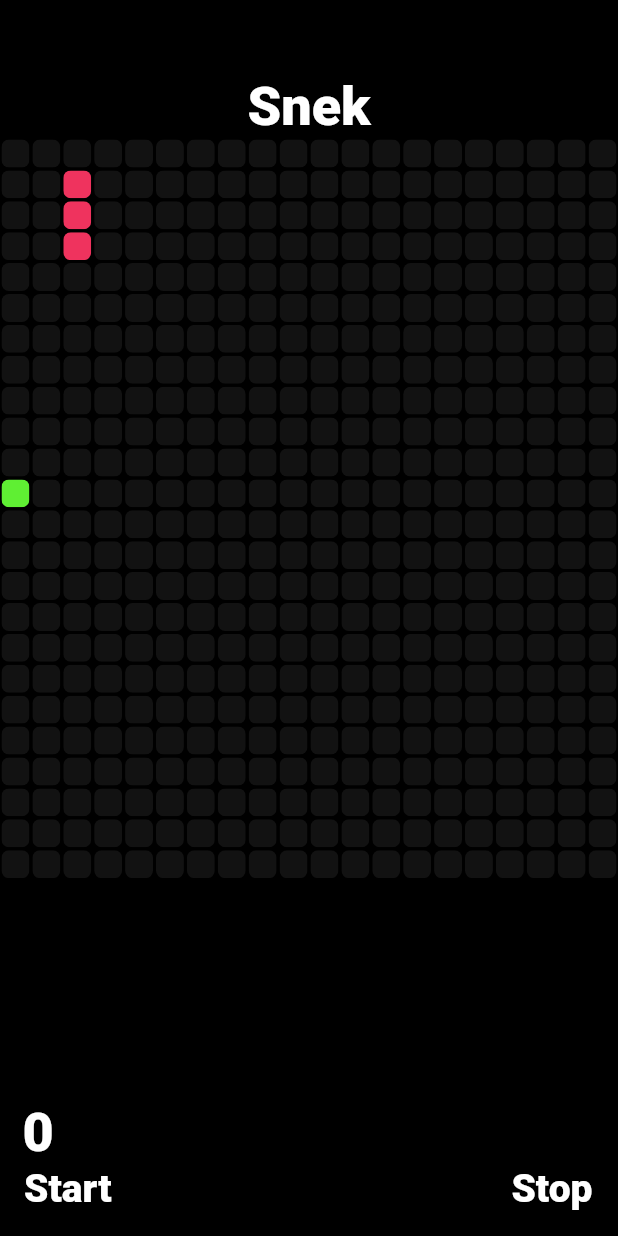
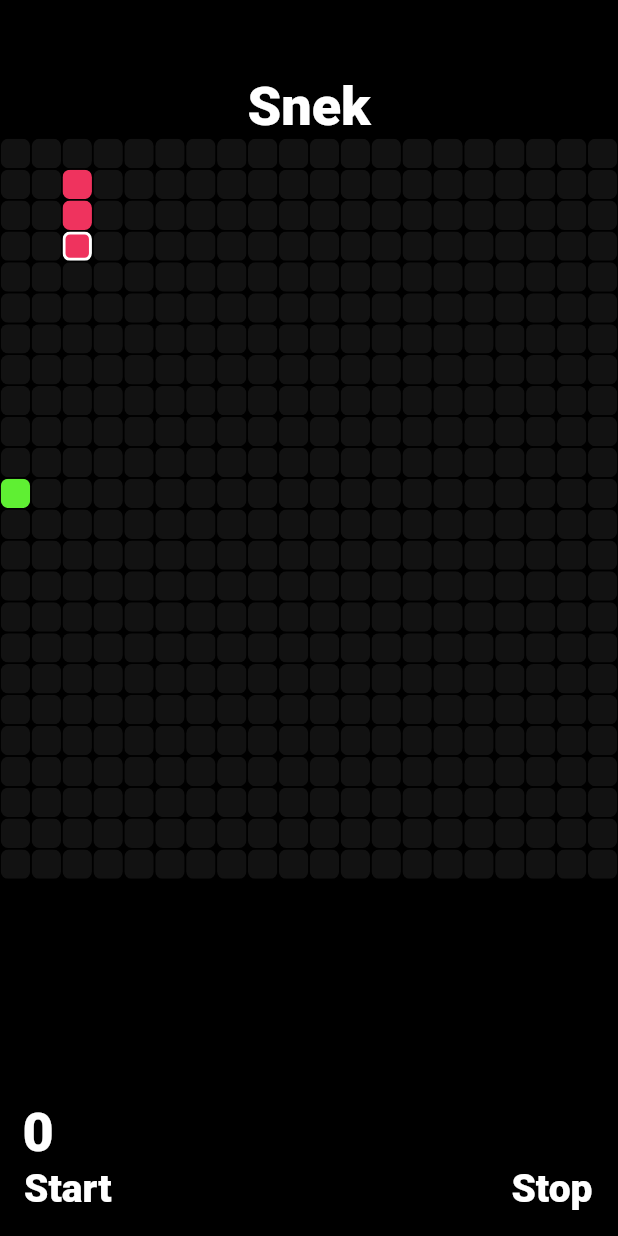
Before and after one commit to s1dd54rt5/Snek, a Flutter app: the screen it shows after launch, after a tap on "Stop", on a phone screen of 412 x 824 dp. Run offline on Flutter 3.47's test engine with Material 2 defaults, Android fonts, the phone set to English and light mode, and no system bars.

Commit message:
color change

```diff
--- a/lib/snek.dart
+++ b/lib/snek.dart
@@ -160,9 +160,26 @@ class _SnekState extends State<Snek> {
                     gridDelegate: SliverGridDelegateWithFixedCrossAxisCount(
                         crossAxisCount: 20),
                     itemBuilder: (BuildContext context, int index) {
+                      if (snakePosition.last == index) {
+                        return Container(
+                          padding: EdgeInsets.all(0.5),
+                          child: ClipRRect(
+                            child: Container(
+                              decoration: BoxDecoration(
+                                borderRadius: BorderRadius.circular(5),
+                                border:
+                                    Border.all(color: Colors.white, width: 2),
+                                color: Color(0xffef335e),
+                              ),
+                              width: 5,
+                              height: 5,
+                            ),
+                          ),
+                        );
+                      }
                       if (snakePosition.contains(index)) {
                         return Container(
-                          padding: EdgeInsets.all(1),
+                          padding: EdgeInsets.all(0.5),
                           child: ClipRRect(
                             child: Container(
                               decoration: BoxDecoration(
@@ -175,9 +192,10 @@ class _SnekState extends State<Snek> {
                           ),
                         );
                       }
+
                       if (index == food) {
                         return Container(
-                          padding: EdgeInsets.all(1),
+                          padding: EdgeInsets.all(0.5),
                           child: ClipRRect(
                             child: Container(
                               decoration: BoxDecoration(
@@ -191,7 +209,7 @@ class _SnekState extends State<Snek> {
                         );
                       } else {
                         return Container(
-                          padding: EdgeInsets.all(1),
+                          padding: EdgeInsets.all(0.5),
                           child: ClipRRect(
                             child: Container(
                               decoration: BoxDecoration(
```
